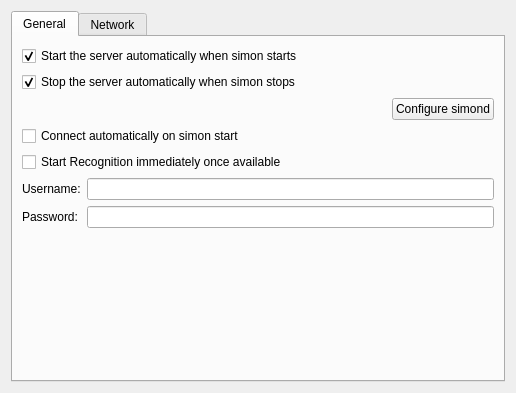
Before: the Qt Designer form simon/src/simonrecognitioncontrol/networksettingsdlg.ui in KDE/simon, drawn with Qt 5.
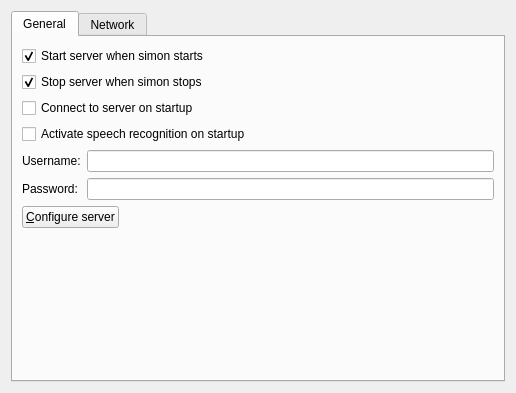
After: the same form once the commit is applied. Icons and pictures are not drawn. Custom widgets are drawn as their Qt base class.

Commit message:
Improve settings text.
Make checkboxes a little clearer.

Patch:
```diff
--- a/simon/src/simonrecognitioncontrol/networksettingsdlg.ui
+++ b/simon/src/simonrecognitioncontrol/networksettingsdlg.ui
@@ -32,7 +32,7 @@
        <item>
         <widget class="QCheckBox" name="kcfg_StartLocalSimond">
          <property name="text">
-          <string>Start the server automatically when simon starts</string>
+          <string>Start server when simon starts</string>
          </property>
          <property name="checked">
           <bool>true</bool>
@@ -42,41 +42,17 @@
        <item>
         <widget class="QCheckBox" name="kcfg_StopLocalSimond">
          <property name="text">
-          <string>Stop the server automatically when simon stops</string>
+          <string>Stop server when simon stops</string>
          </property>
          <property name="checked">
           <bool>true</bool>
          </property>
         </widget>
        </item>
-       <item>
-        <layout class="QHBoxLayout" name="horizontalLayout">
-         <item>
-          <spacer name="horizontalSpacer">
-           <property name="orientation">
-            <enum>Qt::Horizontal</enum>
-           </property>
-           <property name="sizeHint" stdset="0">
-            <size>
-             <width>40</width>
-             <height>20</height>
-            </size>
-           </property>
-          </spacer>
-         </item>
-         <item>
-          <widget class="KPushButton" name="pbConfigureSimond">
-           <property name="text">
-            <string>Configure simond</string>
-           </property>
-          </widget>
-         </item>
-        </layout>
-       </item>
        <item>
         <widget class="QCheckBox" name="kcfg_JuliusdAutoConnect">
          <property name="text">
-          <string>Connect automatically on simon start</string>
+          <string>Connect to server on startup</string>
          </property>
          <property name="tristate">
           <bool>false</bool>
@@ -86,7 +62,7 @@
        <item>
         <widget class="QCheckBox" name="kcfg_AutomaticallyEnableRecognition">
          <property name="text">
-          <string>Start Recognition immediately once available</string>
+          <string>Activate speech recognition on startup</string>
          </property>
         </widget>
        </item>
@@ -124,6 +100,30 @@
          </item>
         </layout>
        </item>
+       <item>
+        <layout class="QHBoxLayout" name="horizontalLayout">
+         <item>
+          <widget class="KPushButton" name="pbConfigureSimond">
+           <property name="text">
+            <string>&amp;Configure server</string>
+           </property>
+          </widget>
+         </item>
+         <item>
+          <spacer name="horizontalSpacer">
+           <property name="orientation">
+            <enum>Qt::Horizontal</enum>
+           </property>
+           <property name="sizeHint" stdset="0">
+            <size>
+             <width>40</width>
+             <height>20</height>
+            </size>
+           </property>
+          </spacer>
+         </item>
+        </layout>
+       </item>
        <item>
         <spacer>
          <property name="orientation">
@@ -197,16 +197,16 @@
    <extends>QGroupBox</extends>
    <header>keditlistbox.h</header>
   </customwidget>
-  <customwidget>
-   <class>KPushButton</class>
-   <extends>QPushButton</extends>
-   <header>kpushbutton.h</header>
-  </customwidget>
   <customwidget>
    <class>KLineEdit</class>
    <extends>QLineEdit</extends>
    <header>klineedit.h</header>
   </customwidget>
+  <customwidget>
+   <class>KPushButton</class>
+   <extends>QPushButton</extends>
+   <header>kpushbutton.h</header>
+  </customwidget>
   <customwidget>
    <class>KTabWidget</class>
    <extends>QTabWidget</extends>
```
